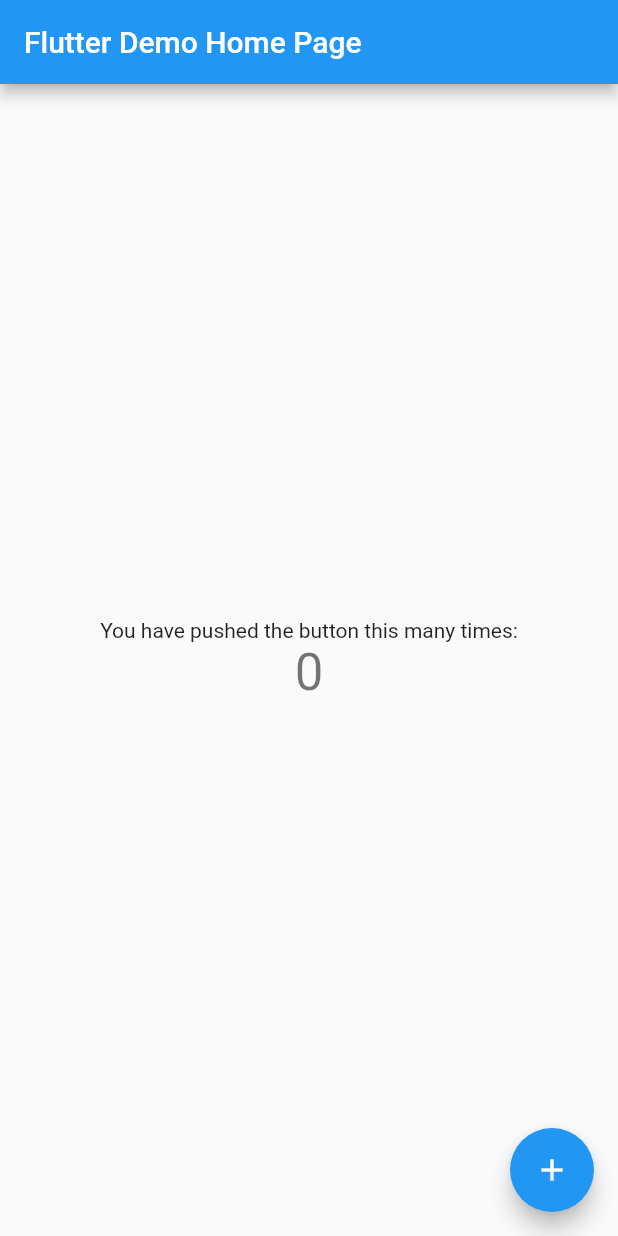
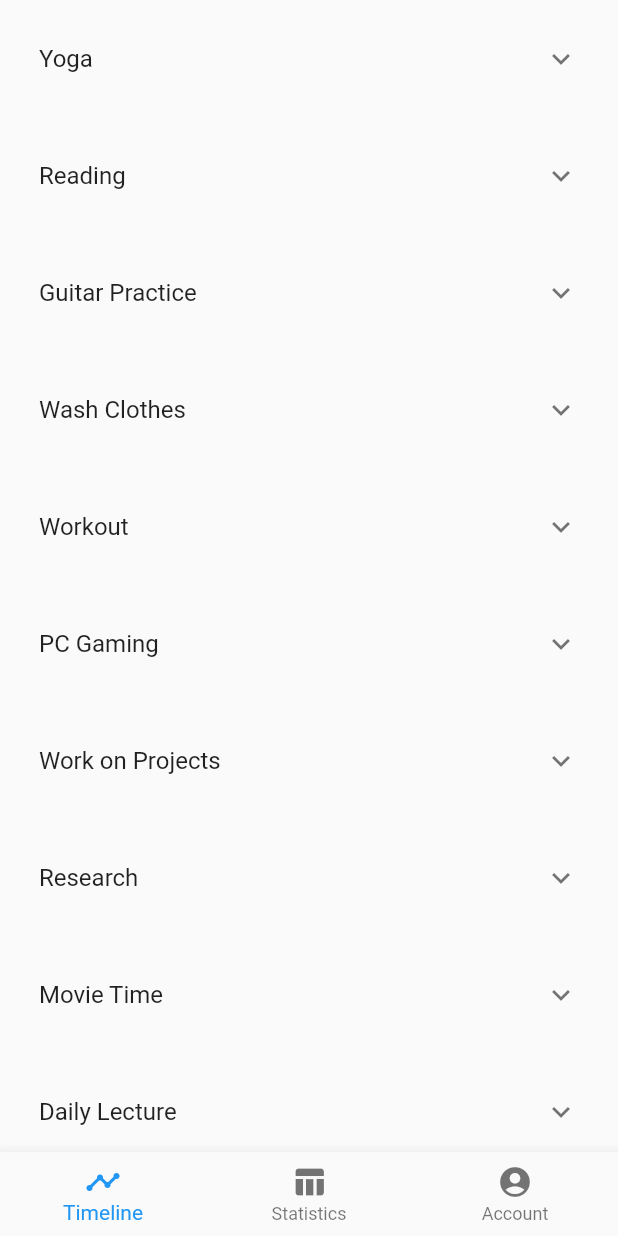
Before and after one commit to nandavelugoti/task_monitor_flutter, a Flutter app: the screen it shows after launch, on a phone screen of 412 x 824 dp. Run offline on Flutter 3.47's test engine with Material 2 defaults, Android fonts, the phone set to English and light mode, and no system bars.

Commit message:
Task Monitor Initial Implementations - Implement bottom navigation bar. - Add Timeline, Statistics and Account widgets. - Implement basic functionality for TimeLine view with mock data. - Add Task model. - Update README.md.

```diff
--- a/lib/main.dart
+++ b/lib/main.dart
@@ -1,4 +1,7 @@
 import 'package:flutter/material.dart';
+import 'package:task_monitor_flutter/view/Account.dart';
+import 'package:task_monitor_flutter/view/Statistics.dart';
+import 'package:task_monitor_flutter/view/TimeLine.dart';
 
 void main() => runApp(MyApp());
 
@@ -7,105 +10,81 @@ class MyApp extends StatelessWidget {
   @override
   Widget build(BuildContext context) {
     return MaterialApp(
-      title: 'Flutter Demo',
+      title: 'Task Monitor',
       theme: ThemeData(
-        // This is the theme of your application.
-        //
-        // Try running your application with "flutter run". You'll see the
-        // application has a blue toolbar. Then, without quitting the app, try
-        // changing the primarySwatch below to Colors.green and then invoke
-        // "hot reload" (press "r" in the console where you ran "flutter run",
-        // or simply save your changes to "hot reload" in a Flutter IDE).
-        // Notice that the counter didn't reset back to zero; the application
-        // is not restarted.
         primarySwatch: Colors.blue,
       ),
-      home: MyHomePage(title: 'Flutter Demo Home Page'),
+      home: HomePage(),
     );
   }
 }
 
-class MyHomePage extends StatefulWidget {
-  MyHomePage({Key key, this.title}) : super(key: key);
-
-  // This widget is the home page of your application. It is stateful, meaning
-  // that it has a State object (defined below) that contains fields that affect
-  // how it looks.
-
-  // This class is the configuration for the state. It holds the values (in this
-  // case the title) provided by the parent (in this case the App widget) and
-  // used by the build method of the State. Fields in a Widget subclass are
-  // always marked "final".
-
-  final String title;
+class HomePage extends StatefulWidget {
+  HomePage({Key key}) : super(key: key);
 
   @override
-  _MyHomePageState createState() => _MyHomePageState();
+  _HomePageState createState() => _HomePageState();
 }
 
-class _MyHomePageState extends State<MyHomePage> {
-  int _counter = 0;
+class _HomePageState extends State<HomePage> {
+  TimeLine _timeLine;
+  Statistics _statistics;
+  Account _account;
 
-  void _incrementCounter() {
-    setState(() {
-      // This call to setState tells the Flutter framework that something has
-      // changed in this State, which causes it to rerun the build method below
-      // so that the display can reflect the updated values. If we changed
-      // _counter without calling setState(), then the build method would not be
-      // called again, and so nothing would appear to happen.
-      _counter++;
-    });
+  int _selectedIndex = 0;
+
+  void _constructWidgets() {
+    _timeLine = TimeLine();
+    _statistics = Statistics();
+    _account = Account();
   }
 
   @override
   Widget build(BuildContext context) {
-    // This method is rerun every time setState is called, for instance as done
-    // by the _incrementCounter method above.
-    //
-    // The Flutter framework has been optimized to make rerunning build methods
-    // fast, so that you can just rebuild anything that needs updating rather
-    // than having to individually change instances of widgets.
+    _constructWidgets();
     return Scaffold(
-      appBar: AppBar(
-        // Here we take the value from the MyHomePage object that was created by
-        // the App.build method, and use it to set our appbar title.
-        title: Text(widget.title),
+      body: _buildWidget(),
+      bottomNavigationBar: BottomNavigationBar(
+        items: <BottomNavigationBarItem>[
+          BottomNavigationBarItem(
+            icon: Icon(Icons.timeline),
+            title: Text('Timeline'),
+          ),
+          BottomNavigationBarItem(
+            icon: Icon(Icons.table_chart),
+            title: Text('Statistics'),
+          ),
+          BottomNavigationBarItem(
+            icon: Icon(Icons.account_circle),
+            title: Text('Account'),
+          ),
+        ],
+        currentIndex: _selectedIndex,
+        fixedColor: Colors.blue,
+        onTap: _onItemTapped,
       ),
-      body: Center(
-        // Center is a layout widget. It takes a single child and positions it
-        // in the middle of the parent.
-        child: Column(
-          // Column is also layout widget. It takes a list of children and
-          // arranges them vertically. By default, it sizes itself to fit its
-          // children horizontally, and tries to be as tall as its parent.
-          //
-          // Invoke "debug painting" (press "p" in the console, choose the
-          // "Toggle Debug Paint" action from the Flutter Inspector in Android
-          // Studio, or the "Toggle Debug Paint" command in Visual Studio Code)
-          // to see the wireframe for each widget.
-          //
-          // Column has various properties to control how it sizes itself and
-          // how it positions its children. Here we use mainAxisAlignment to
-          // center the children vertically; the main axis here is the vertical
-          // axis because Columns are vertical (the cross axis would be
-          // horizontal).
-          mainAxisAlignment: MainAxisAlignment.center,
-          children: <Widget>[
-            Text(
-              'You have pushed the button this many times:',
-            ),
-            Text(
-              '$_counter',
-              style: Theme.of(context).textTheme.display1,
-            ),
-          ],
-        ),
-      ),
-      floatingActionButton: FloatingActionButton(
-        onPressed: _incrementCounter,
-        tooltip: 'Increment',
-        child: Icon(Icons.add),
-      ), // This trailing comma makes auto-formatting nicer for build methods.
     );
   }
+
+  Widget _buildWidget() {
+    Widget widget;
+    switch (_selectedIndex) {
+      case 0:
+        widget = _timeLine;
+        break;
+      case 1:
+        widget = _statistics;
+        break;
+      case 2:
+        widget = _account;
+        break;
+    }
+    return widget;
+  }
+
+  void _onItemTapped(int index) {
+    setState(() {
+      _selectedIndex = index;
+    });
+  }
 }
--- /dev/null
+++ b/lib/model/Task.dart
@@ -0,0 +1,14 @@
+import 'package:flutter/material.dart';
+import 'package:flutter/widgets.dart';
+
+class Task {
+  String title;
+  Icon icon;
+  bool status;
+
+  Task(String title) {
+    this.title = title;
+    this.icon = new Icon(Icons.event);
+    this.status = false;
+  }
+}
--- /dev/null
+++ b/lib/view/Account.dart
@@ -0,0 +1,29 @@
+import 'package:flutter/material.dart';
+
+class Account extends StatefulWidget {
+  Account({Key key}) : super(key: key);
+
+  @override
+  _AccountState createState() => _AccountState();
+}
+
+class _AccountState extends State<Account> {
+  List<String> _accountOptions = ["Profile", "Settings", "Help", "About"];
+
+  @override
+  Widget build(BuildContext context) {
+    return ListView(
+      children: _accountOptions.map(_buildRow).toList(),
+    );
+  }
+
+  Widget _buildRow(String title) {
+    return Padding(
+      padding: EdgeInsets.all(10.0),
+      child: ListTile(
+        title: new Text(title),
+        onTap: () {},
+      ),
+    );
+  }
+}
--- /dev/null
+++ b/lib/view/Statistics.dart
@@ -0,0 +1,19 @@
+import 'package:flutter/material.dart';
+
+class Statistics extends StatefulWidget {
+  Statistics({Key key}) : super(key: key);
+
+  @override
+  _StatisticsState createState() => _StatisticsState();
+}
+
+class _StatisticsState extends State<Statistics> {
+  @override
+  Widget build(BuildContext context) {
+    return Scaffold(
+      body: Center(
+        child: Text('Coming soon ...'),
+      ),
+    );
+  }
+}
--- /dev/null
+++ b/lib/view/TimeLine.dart
@@ -0,0 +1,64 @@
+import 'package:flutter/material.dart';
+import 'package:task_monitor_flutter/model/Task.dart';
+
+class TimeLine extends StatefulWidget {
+  TimeLine({Key key}) : super(key: key);
+
+  @override
+  _TimeLineState createState() => _TimeLineState();
+}
+
+class _TimeLineState extends State<TimeLine> {
+  List<Task> _tasks = [
+    Task("Yoga"),
+    Task("Reading"),
+    Task("Guitar Practice"),
+    Task("Wash Clothes"),
+    Task("Workout"),
+    Task("PC Gaming"),
+    Task("Work on Projects"),
+    Task("Research"),
+    Task("Movie Time"),
+    Task("Daily Lecture"),
+    Task("Music Theory"),
+    Task("Cooking"),
+    Task("Iron Press"),
+    Task("Free Time"),
+    Task("Vacation")
+  ];
+
+  @override
+  Widget build(BuildContext context) {
+    return ListView(children: _tasks.map(_buildRow).toList());
+  }
+
+  Widget _buildRow(Task task) {
+    return Padding(
+      padding: EdgeInsets.all(10.0),
+      child: Dismissible(
+        key: Key(task.title),
+        direction: DismissDirection.horizontal,
+        child: ExpansionTile(title: Text("${task.title}")),
+        background: Container(
+          color: Colors.green,
+          child: Row(
+            children: <Widget>[
+              Icon(Icons.done),
+              Text("Done"),
+            ],
+          ),
+        ),
+        secondaryBackground: Container(
+          color: Colors.red,
+          child: Row(
+            mainAxisAlignment: MainAxisAlignment.end,
+            children: <Widget>[
+              Text("Delete"),
+              Icon(Icons.delete),
+            ],
+          ),
+        ),
+      ),
+    );
+  }
+}
```
Also changed, not shown: 1 other file.
